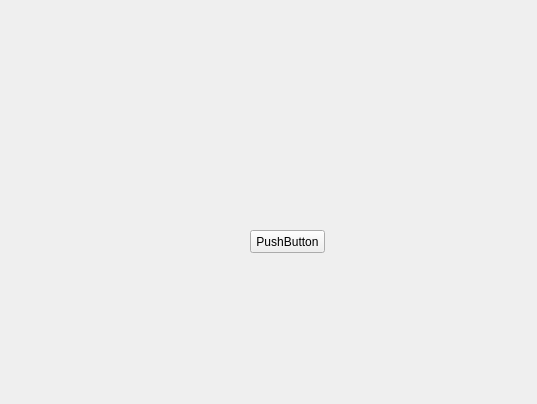
Old version of the form views/ui/gpio.ui in the repository huangbop/usd.
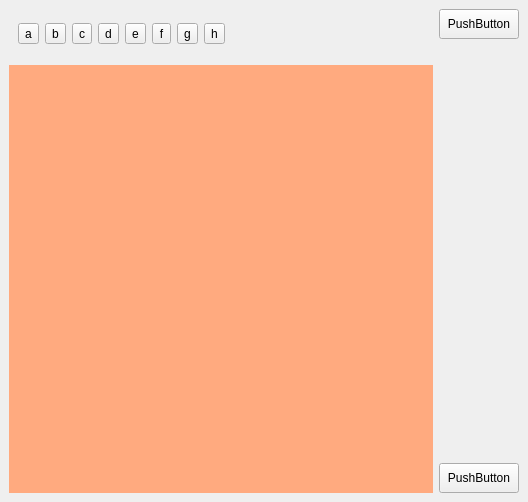
New version of the form.

```diff
--- a/views/ui/gpio.ui
+++ b/views/ui/gpio.ui
@@ -6,26 +6,211 @@
    <rect>
     <x>0</x>
     <y>0</y>
-    <width>537</width>
-    <height>404</height>
+    <width>528</width>
+    <height>502</height>
    </rect>
   </property>
   <property name="windowTitle">
    <string>Form</string>
   </property>
-  <widget class="QPushButton" name="pushButton">
-   <property name="geometry">
-    <rect>
-     <x>250</x>
-     <y>230</y>
-     <width>75</width>
-     <height>23</height>
-    </rect>
+  <layout class="QHBoxLayout" name="horizontalLayout">
+   <property name="spacing">
+    <number>0</number>
    </property>
-   <property name="text">
-    <string>PushButton</string>
+   <property name="leftMargin">
+    <number>0</number>
    </property>
-  </widget>
+   <property name="topMargin">
+    <number>0</number>
+   </property>
+   <property name="rightMargin">
+    <number>0</number>
+   </property>
+   <property name="bottomMargin">
+    <number>0</number>
+   </property>
+   <item>
+    <widget class="QWidget" name="bg" native="true">
+     <layout class="QHBoxLayout" name="horizontalLayout_4">
+      <item>
+       <layout class="QVBoxLayout" name="verticalLayout">
+        <item>
+         <layout class="QHBoxLayout" name="horizontalLayout_3">
+          <item>
+           <widget class="QWidget" name="leds_bg" native="true">
+            <property name="sizePolicy">
+             <sizepolicy hsizetype="Preferred" vsizetype="Fixed">
+              <horstretch>0</horstretch>
+              <verstretch>0</verstretch>
+             </sizepolicy>
+            </property>
+            <property name="minimumSize">
+             <size>
+              <width>0</width>
+              <height>50</height>
+             </size>
+            </property>
+            <layout class="QHBoxLayout" name="horizontalLayout_2">
+             <item>
+              <widget class="QToolButton" name="toolButton">
+               <property name="text">
+                <string>a</string>
+               </property>
+              </widget>
+             </item>
+             <item>
+              <widget class="QToolButton" name="toolButton_2">
+               <property name="text">
+                <string>b</string>
+               </property>
+              </widget>
+             </item>
+             <item>
+              <widget class="QToolButton" name="toolButton_3">
+               <property name="text">
+                <string>c</string>
+               </property>
+              </widget>
+             </item>
+             <item>
+              <widget class="QToolButton" name="toolButton_4">
+               <property name="text">
+                <string>d</string>
+               </property>
+              </widget>
+             </item>
+             <item>
+              <widget class="QToolButton" name="toolButton_5">
+               <property name="text">
+                <string>e</string>
+               </property>
+              </widget>
+             </item>
+             <item>
+              <widget class="QToolButton" name="toolButton_6">
+               <property name="text">
+                <string>f</string>
+               </property>
+              </widget>
+             </item>
+             <item>
+              <widget class="QToolButton" name="toolButton_7">
+               <property name="text">
+                <string>g</string>
+               </property>
+              </widget>
+             </item>
+             <item>
+              <widget class="QToolButton" name="toolButton_8">
+               <property name="text">
+                <string>h</string>
+               </property>
+              </widget>
+             </item>
+            </layout>
+           </widget>
+          </item>
+          <item>
+           <spacer name="horizontalSpacer">
+            <property name="orientation">
+             <enum>Qt::Horizontal</enum>
+            </property>
+            <property name="sizeHint" stdset="0">
+             <size>
+              <width>40</width>
+              <height>20</height>
+             </size>
+            </property>
+           </spacer>
+          </item>
+         </layout>
+        </item>
+        <item>
+         <widget class="QWidget" name="plot_bg" native="true">
+          <property name="sizePolicy">
+           <sizepolicy hsizetype="Minimum" vsizetype="Minimum">
+            <horstretch>0</horstretch>
+            <verstretch>0</verstretch>
+           </sizepolicy>
+          </property>
+          <property name="minimumSize">
+           <size>
+            <width>80</width>
+            <height>400</height>
+           </size>
+          </property>
+          <property name="baseSize">
+           <size>
+            <width>30</width>
+            <height>50</height>
+           </size>
+          </property>
+          <property name="styleSheet">
+           <string notr="true">background-color: rgb(255, 170, 127);</string>
+          </property>
+         </widget>
+        </item>
+       </layout>
+      </item>
+      <item>
+       <layout class="QVBoxLayout" name="verticalLayout_2">
+        <item>
+         <widget class="QPushButton" name="pushButton">
+          <property name="sizePolicy">
+           <sizepolicy hsizetype="Fixed" vsizetype="Fixed">
+            <horstretch>0</horstretch>
+            <verstretch>0</verstretch>
+           </sizepolicy>
+          </property>
+          <property name="minimumSize">
+           <size>
+            <width>80</width>
+            <height>30</height>
+           </size>
+          </property>
+          <property name="text">
+           <string>PushButton</string>
+          </property>
+         </widget>
+        </item>
+        <item>
+         <spacer name="verticalSpacer">
+          <property name="orientation">
+           <enum>Qt::Vertical</enum>
+          </property>
+          <property name="sizeHint" stdset="0">
+           <size>
+            <width>20</width>
+            <height>40</height>
+           </size>
+          </property>
+         </spacer>
+        </item>
+        <item>
+         <widget class="QPushButton" name="pushButton_2">
+          <property name="sizePolicy">
+           <sizepolicy hsizetype="Fixed" vsizetype="Fixed">
+            <horstretch>0</horstretch>
+            <verstretch>0</verstretch>
+           </sizepolicy>
+          </property>
+          <property name="minimumSize">
+           <size>
+            <width>80</width>
+            <height>30</height>
+           </size>
+          </property>
+          <property name="text">
+           <string>PushButton</string>
+          </property>
+         </widget>
+        </item>
+       </layout>
+      </item>
+     </layout>
+    </widget>
+   </item>
+  </layout>
  </widget>
  <resources/>
  <connections/>
```
Left out of the diff: 4 changed lines with no effect on the pictures.
